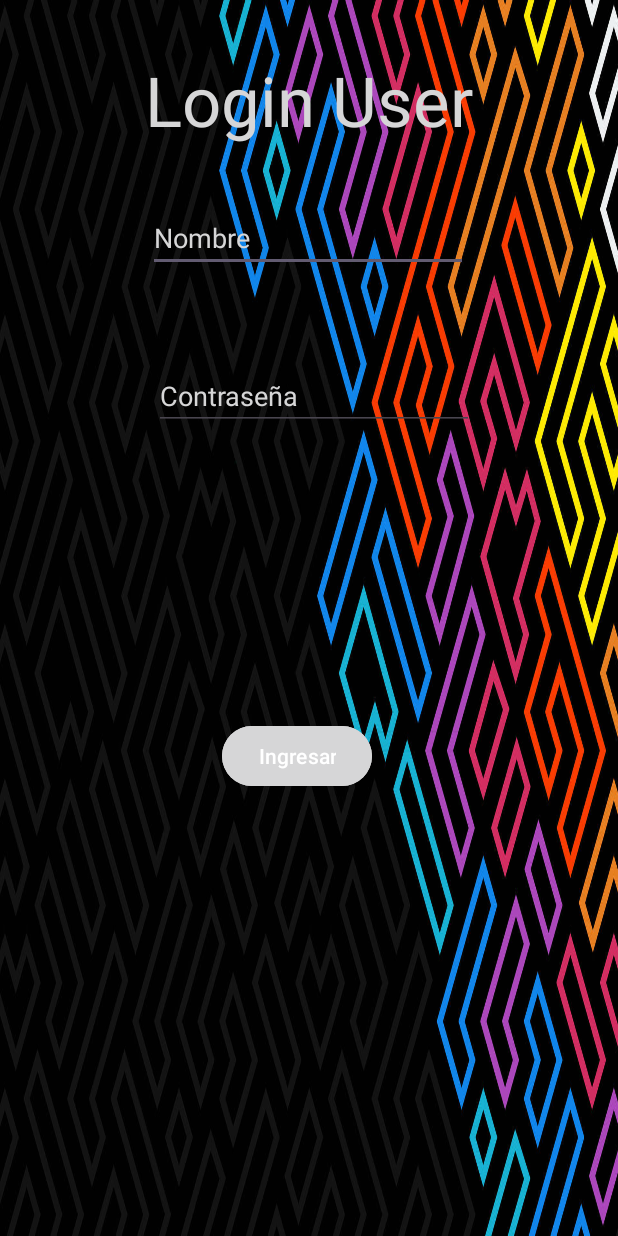
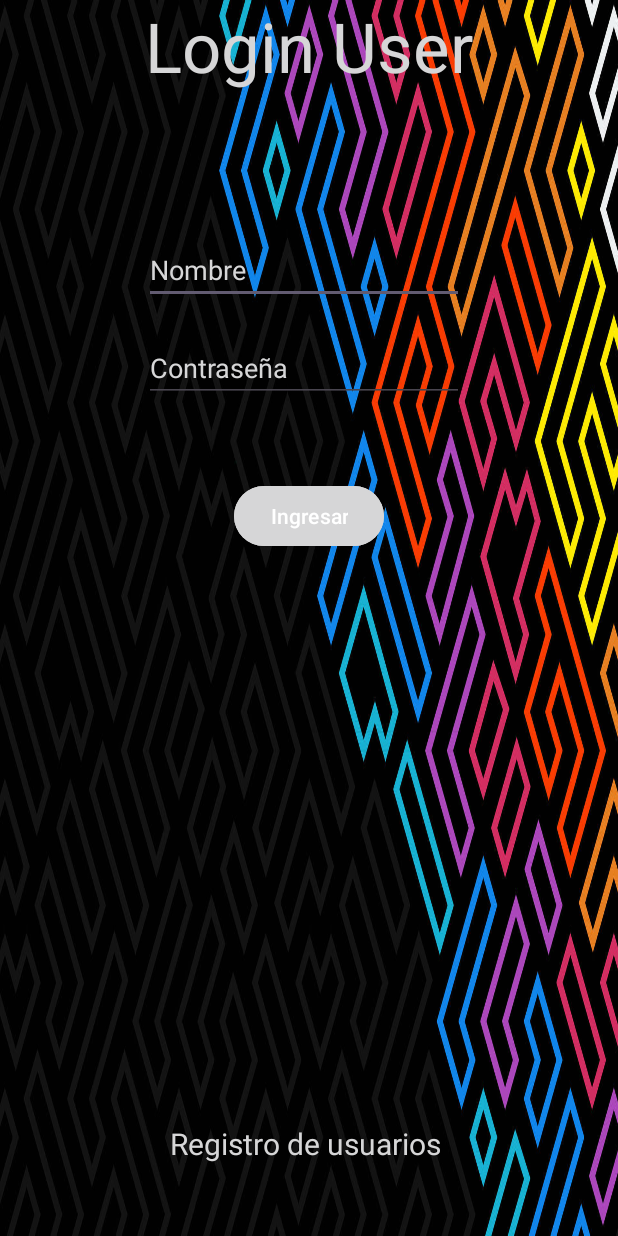
Before and after one commit to Demozath/as_actividad2, an Android app: the screen it shows after launch (MainActivity), on a phone screen of 412 x 824 dp. Run offline under Robolectric (Android 15) with nearby library versions, the phone set to English and light mode, and no system bars.

Commit message:
Se realizan multiples cambios en la aplicación mejorando infertaz de registro de usuarios

```diff
--- a/app/src/main/AndroidManifest.xml
+++ b/app/src/main/AndroidManifest.xml
@@ -3,6 +3,7 @@
     xmlns:tools="http://schemas.android.com/tools">
 
     <uses-permission android:name="android.permission.VIBRATE" />
+
     <application
         android:allowBackup="true"
         android:dataExtractionRules="@xml/data_extraction_rules"
@@ -11,6 +12,9 @@
         android:supportsRtl="true"
         android:theme="@style/Theme.Actividad02ciisa"
         tools:targetApi="31">
+        <activity
+            android:name=".activity_registro_usuarios"
+            android:exported="false" />
         <activity
             android:name=".LobbyActivity"
             android:exported="false" />
--- a/app/src/main/res/layout/activity_main.xml
+++ b/app/src/main/res/layout/activity_main.xml
@@ -11,48 +11,48 @@
         android:id="@+id/btnIngresar"
         android:layout_width="wrap_content"
         android:layout_height="wrap_content"
-        android:layout_marginEnd="164dp"
-        android:layout_marginBottom="296dp"
+        android:layout_marginTop="52dp"
+        android:backgroundTint="@color/blue"
         android:onClick="btnIngresar"
-        android:backgroundTint="@color/blue"
         android:text="Ingresar"
-        app:layout_constraintBottom_toBottomOf="parent"
-        app:layout_constraintEnd_toEndOf="parent" />
+        app:layout_constraintEnd_toEndOf="parent"
+        app:layout_constraintStart_toStartOf="parent"
+        app:layout_constraintTop_toBottomOf="@+id/etPassword" />
 
     <EditText
         android:id="@+id/etNombre"
         android:layout_width="wrap_content"
         android:layout_height="wrap_content"
-        android:layout_marginTop="136dp"
+        android:layout_marginTop="96dp"
         android:ems="10"
         android:hint="Nombre"
         android:inputType="text"
         android:textColor="@color/white"
         android:textColorHint="@color/gray"
         app:layout_constraintEnd_toEndOf="parent"
-        app:layout_constraintHorizontal_bias="0.497"
+        app:layout_constraintHorizontal_bias="0.482"
         app:layout_constraintStart_toStartOf="parent"
-        app:layout_constraintTop_toTopOf="parent" />
+        app:layout_constraintTop_toBottomOf="@+id/textView" />
 
     <EditText
         android:id="@+id/etPassword"
         android:layout_width="wrap_content"
         android:layout_height="wrap_content"
-        android:layout_marginStart="4dp"
-        android:layout_marginTop="60dp"
+        android:layout_marginTop="20dp"
         android:ems="10"
+        android:hint="Contraseña"
+        android:inputType="text|textPassword"
         android:textColor="@color/white"
-        android:hint="Contraseña"
         android:textColorHint="@color/gray"
-        android:inputType="text|textPassword"
-        app:layout_constraintStart_toStartOf="@+id/etNombre"
+        app:layout_constraintEnd_toEndOf="parent"
+        app:layout_constraintHorizontal_bias="0.482"
+        app:layout_constraintStart_toStartOf="parent"
         app:layout_constraintTop_toBottomOf="@+id/etNombre" />
 
     <TextView
         android:id="@+id/textView"
         android:layout_width="wrap_content"
         android:layout_height="wrap_content"
-        android:layout_marginTop="36dp"
         android:text="Login User"
         android:textColor="@color/white"
         android:textSize="46sp"
@@ -60,4 +60,19 @@
         app:layout_constraintStart_toStartOf="parent"
         app:layout_constraintTop_toTopOf="parent" />
 
+    <TextView
+        android:id="@+id/registro_usuarios"
+        android:layout_width="184dp"
+        android:layout_height="31dp"
+        android:layout_marginBottom="44dp"
+        android:text="Registro de usuarios"
+        android:textColor="@color/white"
+        android:textSize="20dp"
+        android:clickable="true"
+        android:onClick="registro_usuarios"
+        app:layout_constraintBottom_toBottomOf="parent"
+        app:layout_constraintEnd_toEndOf="parent"
+        app:layout_constraintHorizontal_bias="0.497"
+        app:layout_constraintStart_toStartOf="parent" />
+
 </androidx.constraintlayout.widget.ConstraintLayout>
--- a/app/src/main/res/values/strings.xml
+++ b/app/src/main/res/values/strings.xml
@@ -1,3 +1,6 @@
 <resources>
     <string name="app_name">actividad02ciisa</string>
+    <string name="ru_cabecera">Registro de usuarios</string>
+    <string name="ru_nombre">Nombre</string>
+    <string name="ru_apellido">Apellido</string>
 </resources>
```
Also changed, not shown: app/src/main/java/com/demozath/actividad02ciisa/MainActivity.java (+20 -0 lines), app/src/main/java/com/demozath/actividad02ciisa/activity_registro_usuarios.java (added, +28 -0 lines), app/src/main/res/layout/activity_lobby.xml (+86 -4 lines), app/src/main/res/layout/activity_registro_usuarios.xml (added, +102 -0 lines), 2 other files.
